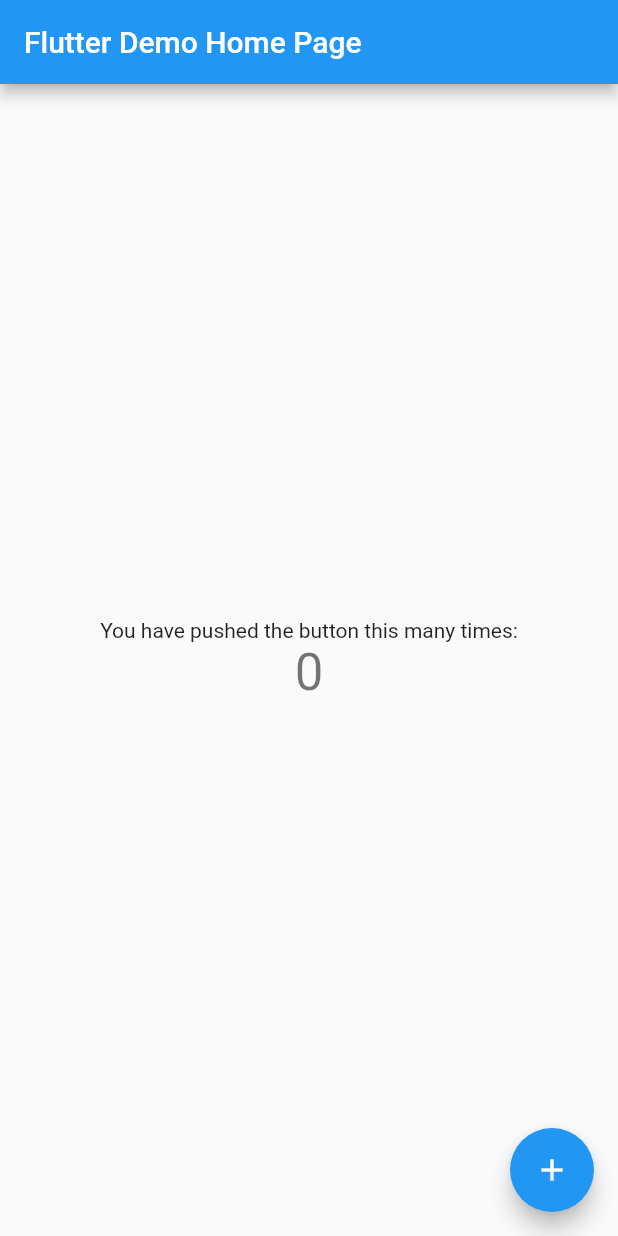
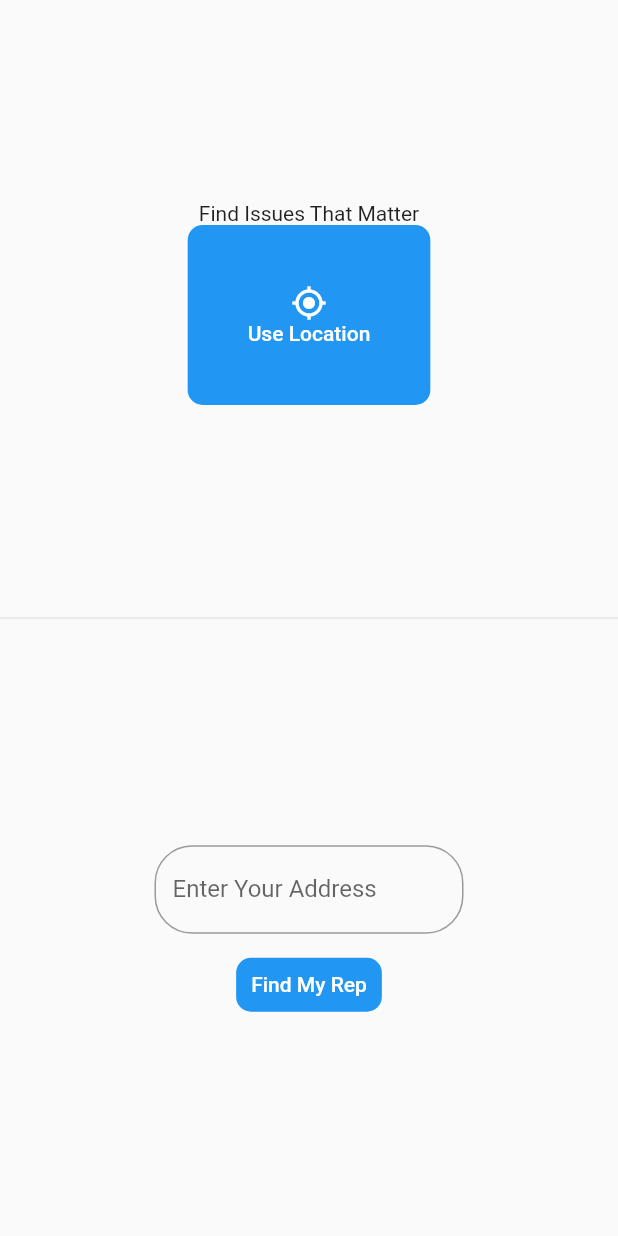
Before and after one commit to legismate/legismate_mobile, a Flutter app: the screen it shows after launch, on a phone screen of 412 x 824 dp. Run offline on Flutter 3.47's test engine with Material 2 defaults, Android fonts, the phone set to English and light mode, and no system bars; our stand-ins replace shared_preferences.

Commit message:
added input box and some padding between address and find my rep button

```diff
--- a/lib/main.dart
+++ b/lib/main.dart
@@ -1,111 +1,41 @@
 import 'package:flutter/material.dart';
+import 'package:legismate_mobile/screens/enteraddress.dart';
+import 'package:shared_preferences/shared_preferences.dart';
 
-void main() => runApp(MyApp());
+void main() => runApp(Legismate());
 
-class MyApp extends StatelessWidget {
-  // This widget is the root of your application.
-  @override
-  Widget build(BuildContext context) {
-    return MaterialApp(
-      title: 'Flutter Demo',
-      theme: ThemeData(
-        // This is the theme of your application.
-        //
-        // Try running your application with "flutter run". You'll see the
-        // application has a blue toolbar. Then, without quitting the app, try
-        // changing the primarySwatch below to Colors.green and then invoke
-        // "hot reload" (press "r" in the console where you ran "flutter run",
-        // or simply save your changes to "hot reload" in a Flutter IDE).
-        // Notice that the counter didn't reset back to zero; the application
-        // is not restarted.
-        primarySwatch: Colors.blue,
-      ),
-      home: MyHomePage(title: 'Flutter Demo Home Page'),
-    );
-  }
-}
+class Legismate extends StatelessWidget {
 
-class MyHomePage extends StatefulWidget {
-  MyHomePage({Key key, this.title}) : super(key: key);
-
-  // This widget is the home page of your application. It is stateful, meaning
-  // that it has a State object (defined below) that contains fields that affect
-  // how it looks.
-
-  // This class is the configuration for the state. It holds the values (in this
-  // case the title) provided by the parent (in this case the App widget) and
-  // used by the build method of the State. Fields in a Widget subclass are
-  // always marked "final".
-
-  final String title;
-
-  @override
-  _MyHomePageState createState() => _MyHomePageState();
-}
-
-class _MyHomePageState extends State<MyHomePage> {
-  int _counter = 0;
-
-  void _incrementCounter() {
-    setState(() {
-      // This call to setState tells the Flutter framework that something has
-      // changed in this State, which causes it to rerun the build method below
-      // so that the display can reflect the updated values. If we changed
-      // _counter without calling setState(), then the build method would not be
-      // called again, and so nothing would appear to happen.
-      _counter++;
-    });
+  Future<bool> showAddressPage() async {
+    var sharedPreferences = await SharedPreferences.getInstance();
+//    sharedPreferences.setString('user', 'hasuser');
+    sharedPreferences.clear();
+    String user = sharedPreferences.getString('user');
+    return user == null;
   }
 
   @override
   Widget build(BuildContext context) {
-    // This method is rerun every time setState is called, for instance as done
-    // by the _incrementCounter method above.
-    //
-    // The Flutter framework has been optimized to make rerunning build methods
-    // fast, so that you can just rebuild anything that needs updating rather
-    // than having to individually change instances of widgets.
-    return Scaffold(
-      appBar: AppBar(
-        // Here we take the value from the MyHomePage object that was created by
-        // the App.build method, and use it to set our appbar title.
-        title: Text(widget.title),
+    return MaterialApp(
+      title: 'Legismate',
+      theme: ThemeData(
+        primarySwatch: Colors.blue,
       ),
-      body: Center(
-        // Center is a layout widget. It takes a single child and positions it
-        // in the middle of the parent.
-        child: Column(
-          // Column is also layout widget. It takes a list of children and
-          // arranges them vertically. By default, it sizes itself to fit its
-          // children horizontally, and tries to be as tall as its parent.
-          //
-          // Invoke "debug painting" (press "p" in the console, choose the
-          // "Toggle Debug Paint" action from the Flutter Inspector in Android
-          // Studio, or the "Toggle Debug Paint" command in Visual Studio Code)
-          // to see the wireframe for each widget.
-          //
-          // Column has various properties to control how it sizes itself and
-          // how it positions its children. Here we use mainAxisAlignment to
-          // center the children vertically; the main axis here is the vertical
-          // axis because Columns are vertical (the cross axis would be
-          // horizontal).
-          mainAxisAlignment: MainAxisAlignment.center,
-          children: <Widget>[
-            Text(
-              'You have pushed the button this many times:',
-            ),
-            Text(
-              '$_counter',
-              style: Theme.of(context).textTheme.display1,
-            ),
-          ],
-        ),
-      ),
-      floatingActionButton: FloatingActionButton(
-        onPressed: _incrementCounter,
-        tooltip: 'Increment',
-        child: Icon(Icons.add),
-      ), // This trailing comma makes auto-formatting nicer for build methods.
-    );
+      home: FutureBuilder<bool>(
+        future: showAddressPage(),
+        builder: (buildContext, snapshot) {
+          if(snapshot.hasData) {
+            if(snapshot.data){
+              return EnterAddress();
+            }
+
+            // Return district page here
+            return Container(color: Colors.red);
+          } else {
+            // Return loading screen while reading preferences
+            return Center(child: CircularProgressIndicator());
+          }
+      },
+      ));
   }
 }
--- /dev/null
+++ b/lib/screens/enteraddress.dart
@@ -0,0 +1,101 @@
+import 'package:flutter/material.dart';
+import 'package:shared_preferences/shared_preferences.dart';
+
+class EnterAddress extends StatefulWidget {
+  @override
+  _EnterAddressState createState() => _EnterAddressState();
+}
+
+class _EnterAddressState extends State<EnterAddress> {
+
+  @override
+  Widget build(BuildContext context) {
+    return Scaffold(
+        appBar: null,
+        body: Center(
+            child: Column(
+              mainAxisAlignment: MainAxisAlignment.center,
+              children: <Widget>[
+                Expanded(
+                  flex: 2,
+                  child: Container(
+                    height: 100,
+                    child: Center(
+                      child: Column(
+                        mainAxisAlignment: MainAxisAlignment.center,
+                        crossAxisAlignment: CrossAxisAlignment.center,
+                        children: <Widget>[
+                          Text('Find Issues That Matter'),
+                          FlatButton(
+                              padding: EdgeInsets.all(40.0),
+                              color: Colors.blue,
+                              child: Column(
+                                children: <Widget>[
+                                  Icon(Icons.my_location),
+                                  Text('Use Location'),
+                                ],
+                              ),
+                              textColor: Colors.white,
+                              shape: RoundedRectangleBorder(
+                                  borderRadius: BorderRadius.circular(10)
+                              ),
+                              onPressed: () {
+                                debugPrint('hi marianne');
+                              }
+                          ),
+                        ]
+                      ),
+                    ),
+                  ),
+                ),
+                Divider(),
+                Expanded(
+                  flex: 2,
+                  child: Container(
+                    height: 100,
+                    child: Center(
+                      child: Column(
+                        mainAxisAlignment: MainAxisAlignment.center,
+                        crossAxisAlignment: CrossAxisAlignment.center,
+                        children: <Widget>[
+                          Container(
+                            width: MediaQuery.of(context).size.width * .5,
+                            child: TextField(
+                              decoration: new InputDecoration(
+                                labelText: "Enter Your Address",
+                                fillColor: Colors.white,
+                                border: new OutlineInputBorder(
+                                  borderRadius: new BorderRadius.circular(25.0),
+                                  borderSide: new BorderSide(),
+                                ),
+                              ),
+                            ),
+                          ),
+                          Container(
+                            margin: const EdgeInsets.only(top: 10.0),
+                            child: FlatButton(
+                              onPressed: () {
+                                debugPrint('Find my rep!');
+                              },
+                              padding: EdgeInsets.all(10.0),
+                              color: Colors.blue,
+                              textColor: Colors.white,
+                              shape: RoundedRectangleBorder(
+                                  borderRadius: BorderRadius.circular(10)
+                              ),
+                              child: Text(
+                                  'Find My Rep'
+                              ),
+                            ),
+                          ),
+                        ]
+                      ),
+                    ),
+                  ),
+                ),
+              ],
+            )
+        )
+    );
+  }
+}
--- a/pubspec.yaml
+++ b/pubspec.yaml
@@ -23,6 +23,7 @@ dependencies:
   # The following adds the Cupertino Icons font to your application.
   # Use with the CupertinoIcons class for iOS style icons.
   cupertino_icons: ^0.1.2
+  shared_preferences: ^0.5.3
 
 dev_dependencies:
   flutter_test:
```
Also changed, not shown: pubspec.lock, 3 other files.
